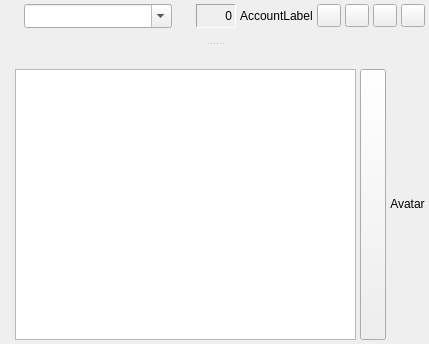
First picture: the form in src/chatdlg.ui, repository psi-im/psi, before the edit.
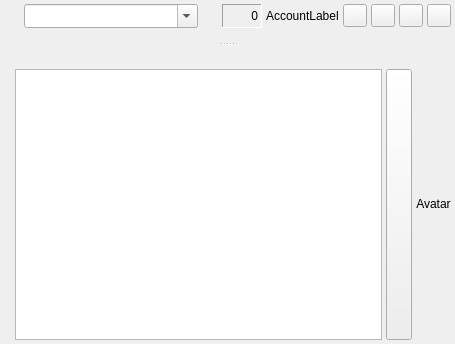
Second picture: the form after the edit. Custom widgets are drawn as their Qt base class.

What changed in the file:
```diff
--- a/src/chatdlg.ui
+++ b/src/chatdlg.ui
@@ -6,7 +6,7 @@
    <rect>
     <x>0</x>
     <y>0</y>
-    <width>429</width>
+    <width>455</width>
     <height>344</height>
    </rect>
   </property>
```
Left out of the diff: 10 changed lines with no effect on the pictures.
